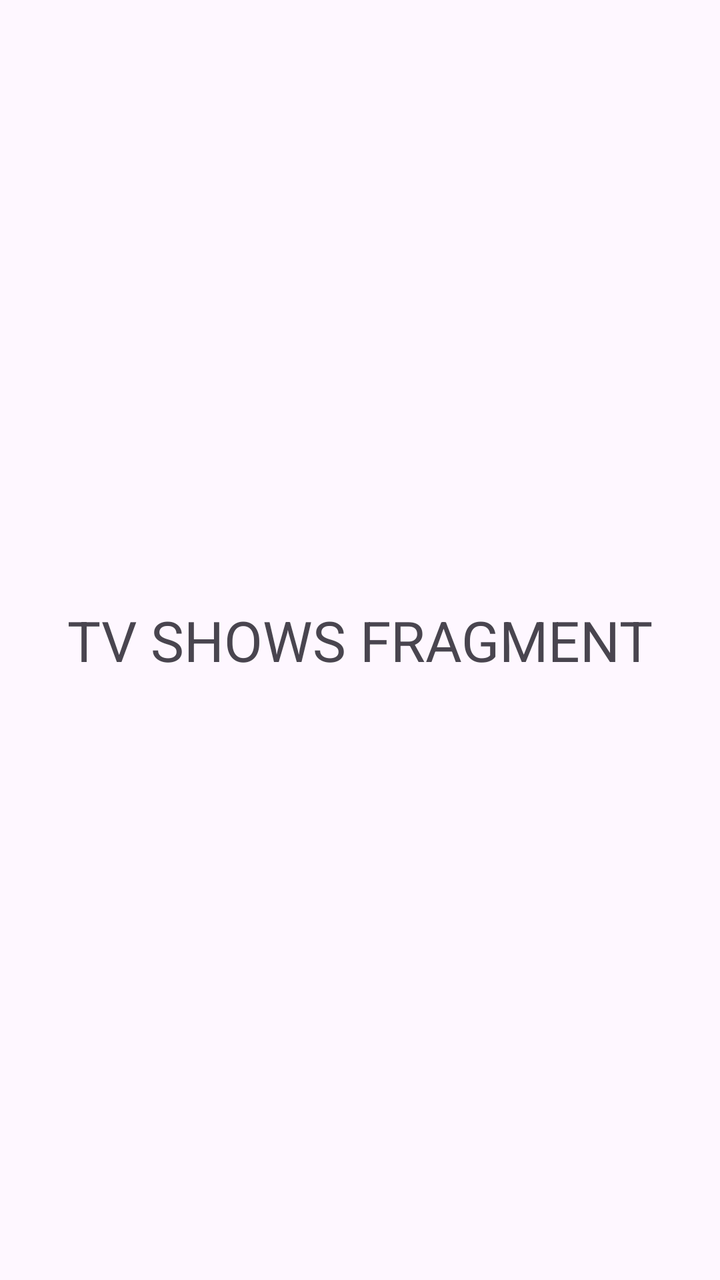
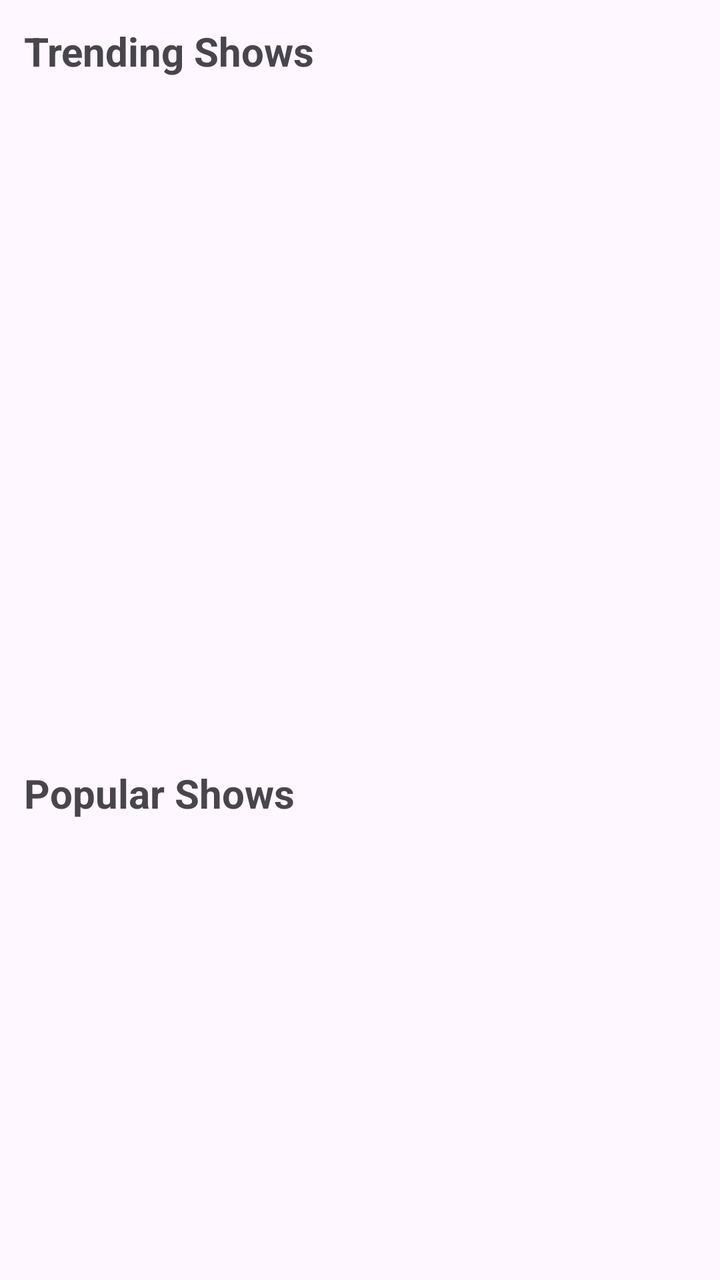

Two renders of the same Android screen: before a commit and after it. Below are the layout's source before the change and the commit's diff.
<!-- AndroidManifest.xml: application theme Theme.JobTrack -->
<!-- res/layout/fragment_t_v_shows.xml -->
<?xml version="1.0" encoding="utf-8"?>
<androidx.constraintlayout.widget.ConstraintLayout
    xmlns:android="http://schemas.android.com/apk/res/android"
    xmlns:app="http://schemas.android.com/apk/res-auto"
    android:layout_width="match_parent"
    android:layout_height="match_parent">

    <TextView
        android:layout_width="wrap_content"
        android:layout_height="wrap_content"
        android:text="TV SHOWS FRAGMENT"
        android:textSize="28sp"
        app:layout_constraintBottom_toBottomOf="parent"
        app:layout_constraintEnd_toEndOf="parent"
        app:layout_constraintStart_toStartOf="parent"
        app:layout_constraintTop_toTopOf="parent"
        />

</androidx.constraintlayout.widget.ConstraintLayout>
<!-- resources referenced by this layout -->
<resources>
  <style name="Theme.JobTrack" parent="Base.Theme.JobTrack" />
  <style name="Base.Theme.JobTrack" parent="Theme.Material3.DayNight.NoActionBar">
          
          
      </style>
</resources>

<!-- the commit's change to res/layout/fragment_t_v_shows.xml (unified diff, before → after) -->
@@ -1,19 +1,60 @@
 <?xml version="1.0" encoding="utf-8"?>
-<androidx.constraintlayout.widget.ConstraintLayout
+<androidx.core.widget.NestedScrollView
     xmlns:android="http://schemas.android.com/apk/res/android"
-    xmlns:app="http://schemas.android.com/apk/res-auto"
     android:layout_width="match_parent"
-    android:layout_height="match_parent">
+    android:layout_height="match_parent"
+    android:fillViewport="true">
 
-    <TextView
-        android:layout_width="wrap_content"
+    <LinearLayout
+        android:layout_width="match_parent"
         android:layout_height="wrap_content"
-        android:text="TV SHOWS FRAGMENT"
-        android:textSize="28sp"
-        app:layout_constraintBottom_toBottomOf="parent"
-        app:layout_constraintEnd_toEndOf="parent"
-        app:layout_constraintStart_toStartOf="parent"
-        app:layout_constraintTop_toTopOf="parent"
-        />
+        android:orientation="vertical">
 
-</androidx.constraintlayout.widget.ConstraintLayout>
+        <TextView
+            android:layout_width="match_parent"
+            android:layout_height="wrap_content"
+            android:padding="12dp"
+            android:text="Trending Shows"
+            android:textSize="20sp"
+            android:textStyle="bold" />
+
+        <androidx.recyclerview.widget.RecyclerView
+            android:id="@+id/recyclerTrendingShows"
+            android:layout_width="match_parent"
+            android:layout_height="320dp"
+            android:clipToPadding="false"
+            android:nestedScrollingEnabled="false" />
+
+        <TextView
+            android:layout_width="match_parent"
+            android:layout_height="wrap_content"
+            android:padding="12dp"
+            android:text="Popular Shows"
+            android:textSize="20sp"
+            android:textStyle="bold" />
+
+        <androidx.recyclerview.widget.RecyclerView
+            android:id="@+id/recyclerPopularShows"
+            android:layout_width="match_parent"
+            android:layout_height="320dp"
+            android:clipToPadding="false"
+            android:nestedScrollingEnabled="false" />
+
+        <TextView
+            android:layout_width="match_parent"
+            android:layout_height="wrap_content"
+            android:padding="12dp"
+            android:text="Sci-Fi Shows"
+            android:textSize="20sp"
+            android:textStyle="bold" />
+
+        <androidx.recyclerview.widget.RecyclerView
+            android:id="@+id/recyclerSciFiShows"
+            android:layout_width="match_parent"
+            android:layout_height="320dp"
+            android:clipToPadding="false"
+            android:nestedScrollingEnabled="false" />
+
+    </LinearLayout>
+
+</androidx.core.widget.NestedScrollView>
